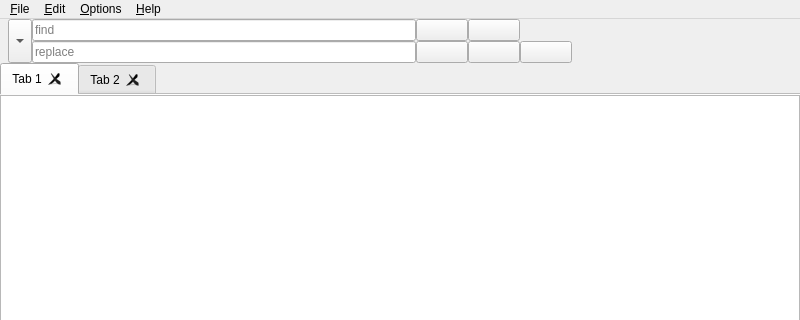
Above: src/forms/notpad.ui from llahteinen/notpad before the change; both pictures show x 0 to 800 and y 0 to 320 of the 800 by 600 pixel window. Below: the same form after it.
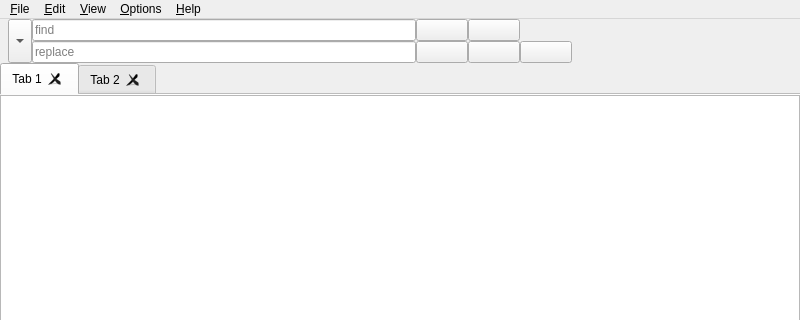
That is the form after the change. Icons and pictures are not drawn. Custom widgets are drawn as their Qt base class.

The edit to the form file:
```diff
--- a/src/forms/notpad.ui
+++ b/src/forms/notpad.ui
@@ -471,6 +471,16 @@
     <addaction name="actionFind"/>
     <addaction name="actionReplace"/>
    </widget>
+   <widget class="QMenu" name="menuView">
+    <property name="title">
+     <string>&amp;View</string>
+    </property>
+    <addaction name="actionWord_wrap"/>
+    <addaction name="separator"/>
+    <addaction name="actionFontSmaller"/>
+    <addaction name="actionFontLarger"/>
+    <addaction name="actionRestoreFontSize"/>
+   </widget>
    <widget class="QMenu" name="menuOptions">
     <property name="title">
      <string>&amp;Options</string>
@@ -494,6 +504,7 @@
    </widget>
    <addaction name="menuFile"/>
    <addaction name="menuEdit"/>
+   <addaction name="menuView"/>
    <addaction name="menuOptions"/>
    <addaction name="menuHelp"/>
   </widget>
```
Left out of the diff: 57 changed lines with no effect on the pictures.
